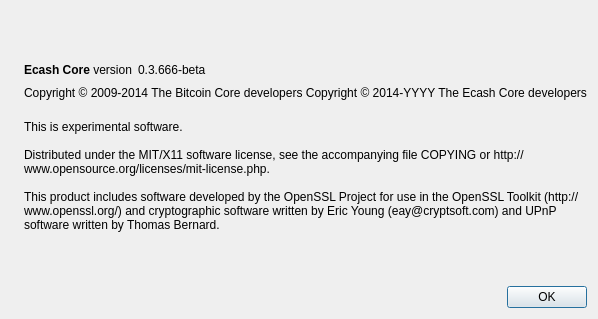
First picture: the form in src/qt/forms/aboutdialog.ui, repository jbelke/epay, before the edit.
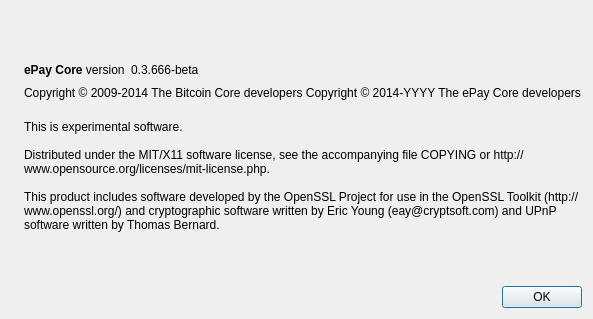
Second picture: the form after the edit. Icons and pictures are not drawn.

```diff
--- a/src/qt/forms/aboutdialog.ui
+++ b/src/qt/forms/aboutdialog.ui
@@ -50,7 +50,7 @@
           <cursorShape>IBeamCursor</cursorShape>
          </property>
          <property name="text">
-          <string>&lt;b&gt;Ecash Core&lt;/b&gt; version</string>
+          <string>&lt;b&gt;ePay Core&lt;/b&gt; version</string>
          </property>
          <property name="textInteractionFlags">
           <set>Qt::LinksAccessibleByMouse|Qt::TextSelectableByKeyboard|Qt::TextSelectableByMouse</set>
@@ -92,7 +92,7 @@
        </property>
        <property name="text">
         <string notr="true">Copyright &amp;copy; 2009-2014 The Bitcoin Core developers
-Copyright &amp;copy; 2014-YYYY The Ecash Core developers</string>
+Copyright &amp;copy; 2014-YYYY The ePay Core developers</string>
        </property>
        <property name="textFormat">
         <enum>Qt::RichText</enum>
```
Left out of the diff: 2 changed lines with no effect on the pictures.
